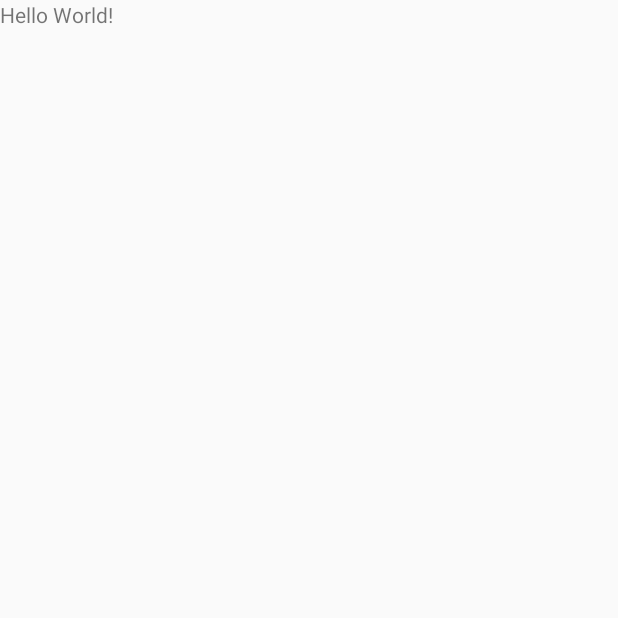
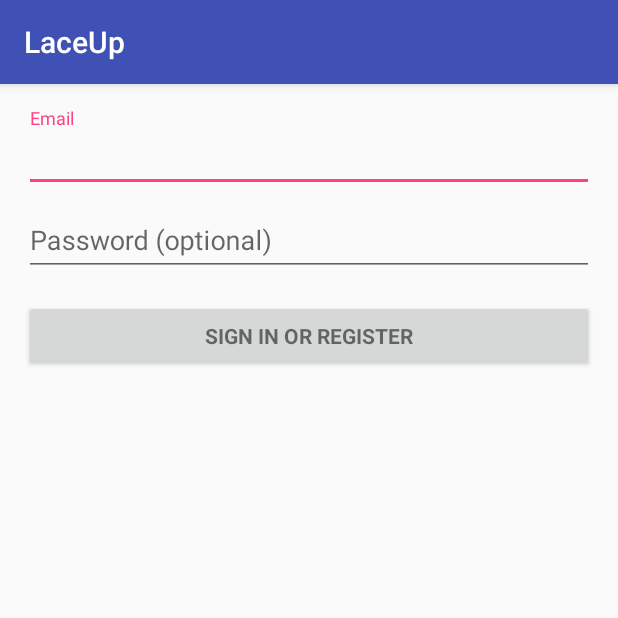
Before and after one commit to alexlin21/LaceUp, an Android app: the screen it shows after launch (login before the commit, LoginActivity after it), on a phone screen of 412 x 824 dp, the top half of it. Before the commit the part shown is almost empty. Run offline under Robolectric (Android 15) with nearby library versions, the phone set to English and light mode, and no system bars; 2 statements that could not run were skipped.

Commit message:
login page

```diff
--- a/LaceUp/app/build.gradle
+++ b/LaceUp/app/build.gradle
@@ -2,11 +2,11 @@
 
 android {
     compileSdkVersion 23
-    buildToolsVersion "19.1.0"
+    buildToolsVersion "23.0.2"
 
     defaultConfig {
         applicationId "com.derekcoley.laceup"
-        minSdkVersion 8
+        minSdkVersion 14
         targetSdkVersion 23
         versionCode 1
         versionName "1.0"
--- /dev/null
+++ b/LaceUp/app/src/main/java/com/derekcoley/laceup/LoginActivity.java
@@ -0,0 +1,384 @@
+package com.derekcoley.laceup;
+
+import android.animation.Animator;
+import android.animation.AnimatorListenerAdapter;
+import android.annotation.TargetApi;
+import android.content.pm.PackageManager;
+import android.support.annotation.NonNull;
+import android.support.design.widget.Snackbar;
+import android.support.v7.app.AppCompatActivity;
+import android.app.LoaderManager.LoaderCallbacks;
+import android.content.ContentResolver;
+import android.content.CursorLoader;
+import android.content.Loader;
+import android.database.Cursor;
+import android.net.Uri;
+import android.os.AsyncTask;
+import android.os.Build.VERSION;
+import android.os.Build;
+import android.os.Bundle;
+import android.provider.ContactsContract;
+import android.text.TextUtils;
+import android.view.KeyEvent;
+import android.view.View;
+import android.view.View.OnClickListener;
+import android.view.inputmethod.EditorInfo;
+import android.widget.ArrayAdapter;
+import android.widget.AutoCompleteTextView;
+import android.widget.Button;
+import android.widget.EditText;
+import android.widget.TextView;
+
+import java.util.ArrayList;
+import java.util.List;
+
+import static android.Manifest.permission.READ_CONTACTS;
+
+/**
+ * A login screen that offers login via email/password.
+ */
+public class LoginActivity extends AppCompatActivity implements LoaderCallbacks<Cursor> {
+
+    /**
+     * Id to identity READ_CONTACTS permission request.
+     */
+    private static final int REQUEST_READ_CONTACTS = 0;
+
+    /**
+     * A dummy authentication store containing known user names and passwords.
+     * TODO: remove after connecting to a real authentication system.
+     */
+    private static final String[] DUMMY_CREDENTIALS = new String[]{
+            "foo@example.com:hello", "bar@example.com:world"
+    };
+    /**
+     * Keep track of the login task to ensure we can cancel it if requested.
+     */
+    private UserLoginTask mAuthTask = null;
+
+    // UI references.
+    private AutoCompleteTextView mEmailView;
+    private EditText mPasswordView;
+    private View mProgressView;
+    private View mLoginFormView;
+
+    @Override
+    protected void onCreate(Bundle savedInstanceState) {
+        super.onCreate(savedInstanceState);
+        setContentView(R.layout.activity_login);
+        // Set up the login form.
+        mEmailView = (AutoCompleteTextView) findViewById(R.id.email);
+        populateAutoComplete();
+
+        mPasswordView = (EditText) findViewById(R.id.password);
+        mPasswordView.setOnEditorActionListener(new TextView.OnEditorActionListener() {
+            @Override
+            public boolean onEditorAction(TextView textView, int id, KeyEvent keyEvent) {
+                if (id == R.id.login || id == EditorInfo.IME_NULL) {
+                    attemptLogin();
+                    return true;
+                }
+                return false;
+            }
+        });
+
+        Button mEmailSignInButton = (Button) findViewById(R.id.email_sign_in_button);
+        mEmailSignInButton.setOnClickListener(new OnClickListener() {
+            @Override
+            public void onClick(View view) {
+                attemptLogin();
+            }
+        });
+
+        mLoginFormView = findViewById(R.id.login_form);
+        mProgressView = findViewById(R.id.login_progress);
+    }
+
+    private void populateAutoComplete() {
+        if (!mayRequestContacts()) {
+            return;
+        }
+
+        if (VERSION.SDK_INT >= 14) {
+            // Use ContactsContract.Profile (API 14+)
+            getLoaderManager().initLoader(0, null, this);
+        } else if (VERSION.SDK_INT >= 8) {
+            // Use AccountManager (API 8+)
+            new SetupEmailAutoCompleteTask().execute(null, null);
+        }
+    }
+
+    private boolean mayRequestContacts() {
+        if (Build.VERSION.SDK_INT < Build.VERSION_CODES.M) {
+            return true;
+        }
+        if (checkSelfPermission(READ_CONTACTS) == PackageManager.PERMISSION_GRANTED) {
+            return true;
+        }
+        if (shouldShowRequestPermissionRationale(READ_CONTACTS)) {
+            Snackbar.make(mEmailView, R.string.permission_rationale, Snackbar.LENGTH_INDEFINITE)
+                    .setAction(android.R.string.ok, new View.OnClickListener() {
+                        @Override
+                        @TargetApi(Build.VERSION_CODES.M)
+                        public void onClick(View v) {
+                            requestPermissions(new String[]{READ_CONTACTS}, REQUEST_READ_CONTACTS);
+                        }
+                    });
+        } else {
+            requestPermissions(new String[]{READ_CONTACTS}, REQUEST_READ_CONTACTS);
+        }
+        return false;
+    }
+
+    /**
+     * Callback received when a permissions request has been completed.
+     */
+    @Override
+    public void onRequestPermissionsResult(int requestCode, @NonNull String[] permissions,
+                                           @NonNull int[] grantResults) {
+        if (requestCode == REQUEST_READ_CONTACTS) {
+            if (grantResults.length == 1 && grantResults[0] == PackageManager.PERMISSION_GRANTED) {
+                populateAutoComplete();
+            }
+        }
+    }
+
+
+    /**
+     * Attempts to sign in or register the account specified by the login form.
+     * If there are form errors (invalid email, missing fields, etc.), the
+     * errors are presented and no actual login attempt is made.
+     */
+    private void attemptLogin() {
+        if (mAuthTask != null) {
+            return;
+        }
+
+        // Reset errors.
+        mEmailView.setError(null);
+        mPasswordView.setError(null);
+
+        // Store values at the time of the login attempt.
+        String email = mEmailView.getText().toString();
+        String password = mPasswordView.getText().toString();
+
+        boolean cancel = false;
+        View focusView = null;
+
+        // Check for a valid password, if the user entered one.
+        if (!TextUtils.isEmpty(password) && !isPasswordValid(password)) {
+            mPasswordView.setError(getString(R.string.error_invalid_password));
+            focusView = mPasswordView;
+            cancel = true;
+        }
+
+        // Check for a valid email address.
+        if (TextUtils.isEmpty(email)) {
+            mEmailView.setError(getString(R.string.error_field_required));
+            focusView = mEmailView;
+            cancel = true;
+        } else if (!isEmailValid(email)) {
+            mEmailView.setError(getString(R.string.error_invalid_email));
+            focusView = mEmailView;
+            cancel = true;
+        }
+
+        if (cancel) {
+            // There was an error; don't attempt login and focus the first
+            // form field with an error.
+            focusView.requestFocus();
+        } else {
+            // Show a progress spinner, and kick off a background task to
+            // perform the user login attempt.
+            showProgress(true);
+            mAuthTask = new UserLoginTask(email, password);
+            mAuthTask.execute((Void) null);
+        }
+    }
+
+    private boolean isEmailValid(String email) {
+        //TODO: Replace this with your own logic
+        return email.contains("@");
+    }
+
+    private boolean isPasswordValid(String password) {
+        //TODO: Replace this with your own logic
+        return password.length() > 4;
+    }
+
+    /**
+     * Shows the progress UI and hides the login form.
+     */
+    @TargetApi(Build.VERSION_CODES.HONEYCOMB_MR2)
+    private void showProgress(final boolean show) {
+        // On Honeycomb MR2 we have the ViewPropertyAnimator APIs, which allow
+        // for very easy animations. If available, use these APIs to fade-in
+        // the progress spinner.
+        if (Build.VERSION.SDK_INT >= Build.VERSION_CODES.HONEYCOMB_MR2) {
+            int shortAnimTime = getResources().getInteger(android.R.integer.config_shortAnimTime);
+
+            mLoginFormView.setVisibility(show ? View.GONE : View.VISIBLE);
+            mLoginFormView.animate().setDuration(shortAnimTime).alpha(
+                    show ? 0 : 1).setListener(new AnimatorListenerAdapter() {
+                @Override
+                public void onAnimationEnd(Animator animation) {
+                    mLoginFormView.setVisibility(show ? View.GONE : View.VISIBLE);
+                }
+            });
+
+            mProgressView.setVisibility(show ? View.VISIBLE : View.GONE);
+            mProgressView.animate().setDuration(shortAnimTime).alpha(
+                    show ? 1 : 0).setListener(new AnimatorListenerAdapter() {
+                @Override
+                public void onAnimationEnd(Animator animation) {
+                    mProgressView.setVisibility(show ? View.VISIBLE : View.GONE);
+                }
+            });
+        } else {
+            // The ViewPropertyAnimator APIs are not available, so simply show
+            // and hide the relevant UI components.
+            mProgressView.setVisibility(show ? View.VISIBLE : View.GONE);
+            mLoginFormView.setVisibility(show ? View.GONE : View.VISIBLE);
+        }
+    }
+
+    @Override
+    public Loader<Cursor> onCreateLoader(int i, Bundle bundle) {
+        return new CursorLoader(this,
+                // Retrieve data rows for the device user's 'profile' contact.
+                Uri.withAppendedPath(ContactsContract.Profile.CONTENT_URI,
+                        ContactsContract.Contacts.Data.CONTENT_DIRECTORY), ProfileQuery.PROJECTION,
+
+                // Select only email addresses.
+                ContactsContract.Contacts.Data.MIMETYPE +
+                        " = ?", new String[]{ContactsContract.CommonDataKinds.Email
+                .CONTENT_ITEM_TYPE},
+
+                // Show primary email addresses first. Note that there won't be
+                // a primary email address if the user hasn't specified one.
+                ContactsContract.Contacts.Data.IS_PRIMARY + " DESC");
+    }
+
+    @Override
+    public void onLoadFinished(Loader<Cursor> cursorLoader, Cursor cursor) {
+        List<String> emails = new ArrayList<>();
+        cursor.moveToFirst();
+        while (!cursor.isAfterLast()) {
+            emails.add(cursor.getString(ProfileQuery.ADDRESS));
+            cursor.moveToNext();
+        }
+
+        addEmailsToAutoComplete(emails);
+    }
+
+    @Override
+    public void onLoaderReset(Loader<Cursor> cursorLoader) {
+
+    }
+
+    private void addEmailsToAutoComplete(List<String> emailAddressCollection) {
+        //Create adapter to tell the AutoCompleteTextView what to show in its dropdown list.
+        ArrayAdapter<String> adapter =
+                new ArrayAdapter<>(LoginActivity.this,
+                        android.R.layout.simple_dropdown_item_1line, emailAddressCollection);
+
+        mEmailView.setAdapter(adapter);
+    }
+
+    private interface ProfileQuery {
+        String[] PROJECTION = {
+                ContactsContract.CommonDataKinds.Email.ADDRESS,
+                ContactsContract.CommonDataKinds.Email.IS_PRIMARY,
+        };
+
+        int ADDRESS = 0;
+        int IS_PRIMARY = 1;
+    }
+
+    /**
+     * Use an AsyncTask to fetch the user's email addresses on a background thread, and update
+     * the email text field with results on the main UI thread.
+     */
+    class SetupEmailAutoCompleteTask extends AsyncTask<Void, Void, List<String>> {
+
+        @Override
+        protected List<String> doInBackground(Void... voids) {
+            ArrayList<String> emailAddressCollection = new ArrayList<>();
+
+            // Get all emails from the user's contacts and copy them to a list.
+            ContentResolver cr = getContentResolver();
+            Cursor emailCur = cr.query(ContactsContract.CommonDataKinds.Email.CONTENT_URI, null,
+                    null, null, null);
+            while (emailCur.moveToNext()) {
+                String email = emailCur.getString(emailCur.getColumnIndex(ContactsContract
+                        .CommonDataKinds.Email.DATA));
+                emailAddressCollection.add(email);
+            }
+            emailCur.close();
+
+            return emailAddressCollection;
+        }
+
+        @Override
+        protected void onPostExecute(List<String> emailAddressCollection) {
+            addEmailsToAutoComplete(emailAddressCollection);
+        }
+    }
+
+    /**
+     * Represents an asynchronous login/registration task used to authenticate
+     * the user.
+     */
+    public class UserLoginTask extends AsyncTask<Void, Void, Boolean> {
+
+        private final String mEmail;
+        private final String mPassword;
+
+        UserLoginTask(String email, String password) {
+            mEmail = email;
+            mPassword = password;
+        }
+
+        @Override
+        protected Boolean doInBackground(Void... params) {
+            // TODO: attempt authentication against a network service.
+
+            try {
+                // Simulate network access.
+                Thread.sleep(2000);
+            } catch (InterruptedException e) {
+                return false;
+            }
+
+            for (String credential : DUMMY_CREDENTIALS) {
+                String[] pieces = credential.split(":");
+                if (pieces[0].equals(mEmail)) {
+                    // Account exists, return true if the password matches.
+                    return pieces[1].equals(mPassword);
+                }
+            }
+
+            // TODO: register the new account here.
+            return true;
+        }
+
+        @Override
+        protected void onPostExecute(final Boolean success) {
+            mAuthTask = null;
+            showProgress(false);
+
+            if (success) {
+                finish();
+            } else {
+                mPasswordView.setError(getString(R.string.error_incorrect_password));
+                mPasswordView.requestFocus();
+            }
+        }
+
+        @Override
+        protected void onCancelled() {
+            mAuthTask = null;
+            showProgress(false);
+        }
+    }
+}
--- a/LaceUp/app/src/main/java/com/derekcoley/laceup/login.java
+++ /dev/null
@@ -1,43 +0,0 @@
-package com.derekcoley.laceup;
-
-import android.os.Bundle;
-import android.support.design.widget.FloatingActionButton;
-import android.support.design.widget.Snackbar;
-import android.support.v7.app.AppCompatActivity;
-import android.support.v7.widget.Toolbar;
-import android.view.View;
-import android.view.Menu;
-import android.view.MenuItem;
-import android.widget.TextView;
-
-public class login extends AppCompatActivity {
-
-    @Override
-    public void onCreate(Bundle savedInstanceState) {
-        super.onCreate(savedInstanceState);
-        TextView text = new TextView(this);
-        text.setText("Hello World!");
-        setContentView(text);
-    }
-
-    @Override
-    public boolean onCreateOptionsMenu(Menu menu) {
-        getMenuInflater().inflate(R.menu.menu_login, menu);
-        return true;
-    }
-
-    @Override
-    public boolean onOptionsItemSelected(MenuItem item) {
-        // Handle action bar item clicks here. The action bar will
-        // automatically handle clicks on the Home/Up button, so long
-        // as you specify a parent activity in AndroidManifest.xml.
-        int id = item.getItemId();
-
-        //noinspection SimplifiableIfStatement
-        if (id == R.id.action_settings) {
-            return true;
-        }
-
-        return super.onOptionsItemSelected(item);
-    }
-}
--- a/LaceUp/app/src/main/res/layout/activity_login.xml
+++ b/LaceUp/app/src/main/res/layout/activity_login.xml
@@ -1,34 +1,77 @@
-<?xml version="1.0" encoding="utf-8"?>
-<android.support.design.widget.CoordinatorLayout xmlns:android="http://schemas.android.com/apk/res/android"
-    xmlns:app="http://schemas.android.com/apk/res-auto"
+<LinearLayout xmlns:android="http://schemas.android.com/apk/res/android"
     xmlns:tools="http://schemas.android.com/tools"
     android:layout_width="match_parent"
     android:layout_height="match_parent"
-    android:fitsSystemWindows="true"
-    tools:context="com.derekcoley.laceup.login">
+    android:gravity="center_horizontal"
+    android:orientation="vertical"
+    android:paddingBottom="@dimen/activity_vertical_margin"
+    android:paddingLeft="@dimen/activity_horizontal_margin"
+    android:paddingRight="@dimen/activity_horizontal_margin"
+    android:paddingTop="@dimen/activity_vertical_margin"
+    tools:context="com.derekcoley.laceup.LoginActivity">
 
-    <android.support.design.widget.AppBarLayout
+    <!-- Login progress -->
+    <ProgressBar
+        android:id="@+id/login_progress"
+        style="?android:attr/progressBarStyleLarge"
+        android:layout_width="wrap_content"
+        android:layout_height="wrap_content"
+        android:layout_marginBottom="8dp"
+        android:visibility="gone" />
+
+    <ScrollView
+        android:id="@+id/login_form"
+        android:layout_width="match_parent"
+        android:layout_height="match_parent">
+
+        <LinearLayout
+            android:id="@+id/email_login_form"
             android:layout_width="match_parent"
             android:layout_height="wrap_content"
-        android:theme="@style/AppTheme.AppBarOverlay">
+            android:orientation="vertical">
 
-        <android.support.v7.widget.Toolbar
-            android:id="@+id/toolbar"
+            <android.support.design.widget.TextInputLayout
                 android:layout_width="match_parent"
-            android:layout_height="?attr/actionBarSize"
-            android:background="?attr/colorPrimary"
-            app:popupTheme="@style/AppTheme.PopupOverlay" />
+                android:layout_height="wrap_content">
 
-    </android.support.design.widget.AppBarLayout>
+                <AutoCompleteTextView
+                    android:id="@+id/email"
+                    android:layout_width="match_parent"
+                    android:layout_height="wrap_content"
+                    android:hint="@string/prompt_email"
+                    android:inputType="textEmailAddress"
+                    android:maxLines="1"
+                    android:singleLine="true" />
 
-    <include layout="@layout/content_login" />
+            </android.support.design.widget.TextInputLayout>
 
-    <android.support.design.widget.FloatingActionButton
-        android:id="@+id/fab"
-        android:layout_width="wrap_content"
+            <android.support.design.widget.TextInputLayout
+                android:layout_width="match_parent"
+                android:layout_height="wrap_content">
+
+                <EditText
+                    android:id="@+id/password"
+                    android:layout_width="match_parent"
                     android:layout_height="wrap_content"
-        android:layout_gravity="bottom|end"
-        android:layout_margin="@dimen/fab_margin"
-        android:src="@android:drawable/ic_dialog_email" />
+                    android:hint="@string/prompt_password"
+                    android:imeActionId="@+id/login"
+                    android:imeActionLabel="@string/action_sign_in_short"
+                    android:imeOptions="actionUnspecified"
+                    android:inputType="textPassword"
+                    android:maxLines="1"
+                    android:singleLine="true" />
 
-</android.support.design.widget.CoordinatorLayout>
+            </android.support.design.widget.TextInputLayout>
+
+            <Button
+                android:id="@+id/email_sign_in_button"
+                style="?android:textAppearanceSmall"
+                android:layout_width="match_parent"
+                android:layout_height="wrap_content"
+                android:layout_marginTop="16dp"
+                android:text="@string/action_sign_in"
+                android:textStyle="bold" />
+
+        </LinearLayout>
+    </ScrollView>
+</LinearLayout>
--- a/LaceUp/app/src/main/res/menu/menu_login.xml
+++ /dev/null
@@ -1,10 +0,0 @@
-<menu xmlns:android="http://schemas.android.com/apk/res/android"
-    xmlns:app="http://schemas.android.com/apk/res-auto"
-    xmlns:tools="http://schemas.android.com/tools"
-    tools:context="com.derekcoley.laceup.login">
-    <item
-        android:id="@+id/action_settings"
-        android:orderInCategory="100"
-        android:title="@string/action_settings"
-        app:showAsAction="never" />
-</menu>
--- a/LaceUp/app/src/main/res/values-v21/styles.xml
+++ /dev/null
@@ -1,9 +0,0 @@
-<resources>>
-
-    <style name="AppTheme.NoActionBar">
-        <item name="windowActionBar">false</item>
-        <item name="windowNoTitle">true</item>
-        <item name="android:windowDrawsSystemBarBackgrounds">true</item>
-        <item name="android:statusBarColor">@android:color/transparent</item>
-    </style>
-</resources>
--- a/LaceUp/app/src/main/res/values-w820dp/dimens.xml
+++ /dev/null
@@ -1,6 +0,0 @@
-<resources>
-    <!-- Example customization of dimensions originally defined in res/values/dimens.xml
-         (such as screen margins) for screens with more than 820dp of available width. This
-         would include 7" and 10" devices in landscape (~960dp and ~1280dp respectively). -->
-    <dimen name="activity_horizontal_margin">64dp</dimen>
-</resources>
--- a/LaceUp/app/src/main/res/values/dimens.xml
+++ b/LaceUp/app/src/main/res/values/dimens.xml
@@ -2,5 +2,4 @@
     <!-- Default screen margins, per the Android Design guidelines. -->
     <dimen name="activity_horizontal_margin">16dp</dimen>
     <dimen name="activity_vertical_margin">16dp</dimen>
-    <dimen name="fab_margin">16dp</dimen>
 </resources>
--- a/LaceUp/app/src/main/res/values/strings.xml
+++ b/LaceUp/app/src/main/res/values/strings.xml
@@ -1,5 +1,16 @@
 <resources>
     <string name="app_name">LaceUp</string>
-    <string name="hello_world">Hello World!</string>
-    <string name="action_settings">Settings</string>
+
+    <!-- Strings related to login -->
+    <string name="prompt_email">Email</string>
+    <string name="prompt_password">Password (optional)</string>
+    <string name="action_sign_in">Sign in or register</string>
+    <string name="action_sign_in_short">Sign in</string>
+    <string name="error_invalid_email">This email address is invalid</string>
+    <string name="error_invalid_password">This password is too short</string>
+    <string name="error_incorrect_password">This password is incorrect</string>
+    <string name="error_field_required">This field is required</string>
+    <string name="permission_rationale">"Contacts permissions are needed for providing email
+        completions."
+    </string>
 </resources>
--- a/LaceUp/app/src/main/res/values/styles.xml
+++ b/LaceUp/app/src/main/res/values/styles.xml
@@ -8,13 +8,4 @@
         <item name="colorAccent">@color/colorAccent</item>
     </style>
 
-    <style name="AppTheme.NoActionBar">
-        <item name="windowActionBar">false</item>
-        <item name="windowNoTitle">true</item>
-    </style>
-
-    <style name="AppTheme.AppBarOverlay" parent="ThemeOverlay.AppCompat.Dark.ActionBar" />
-
-    <style name="AppTheme.PopupOverlay" parent="ThemeOverlay.AppCompat.Light" />
-
 </resources>
```
Also changed, not shown: LaceUp/app/src/main/AndroidManifest.xml (+7 -3 lines), LaceUp/app/src/main/res/layout/content_login.xml (deleted, +0 -19 lines). Lines whose indentation alone changed are shown as unchanged.
